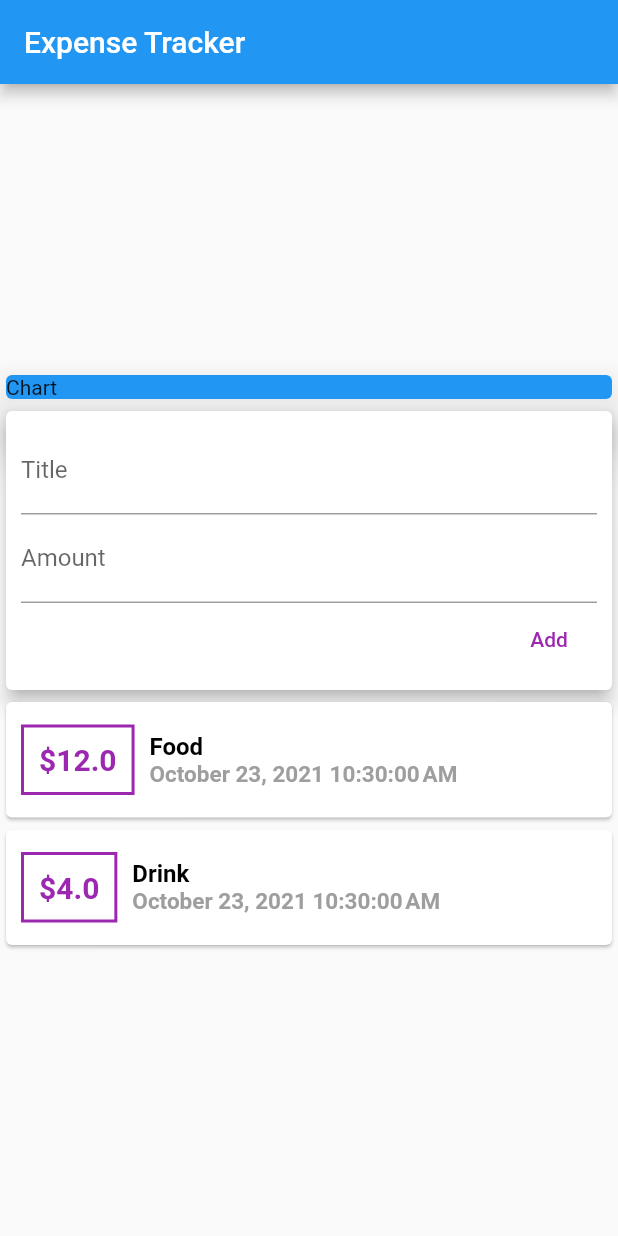
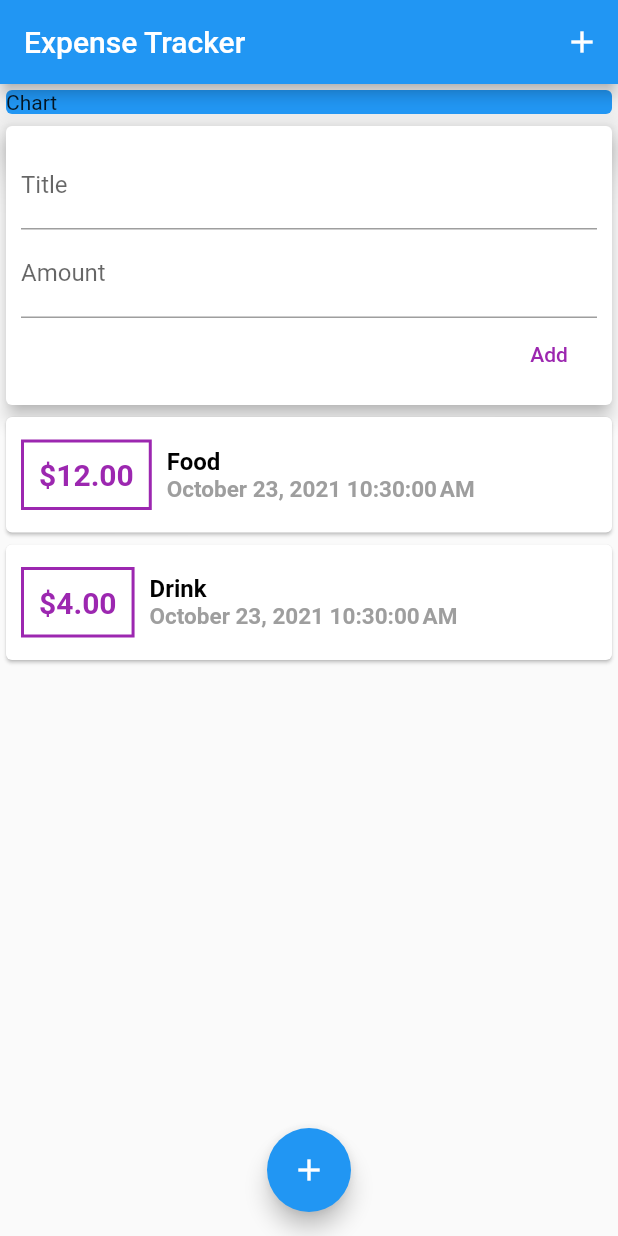
Before and after one commit to daopmdean/expense-tracker, a Flutter app: the screen it shows after launch, after a tap on "Add", on a phone screen of 412 x 824 dp. Run offline on Flutter 3.47's test engine with Material 2 defaults, Android fonts, the phone set to English and light mode, and no system bars.

Commit message:
transaction view

```diff
--- a/lib/main.dart
+++ b/lib/main.dart
@@ -28,9 +28,14 @@ class MyHomePage extends StatelessWidget {
     return Scaffold(
       appBar: AppBar(
         title: Text('Expense Tracker'),
+        actions: [
+          IconButton(
+            icon: Icon(Icons.add),
+            onPressed: () {},
+          ),
+        ],
       ),
       body: Column(
-        mainAxisAlignment: MainAxisAlignment.center,
         crossAxisAlignment: CrossAxisAlignment.stretch,
         children: <Widget>[
           Container(
@@ -44,6 +49,11 @@ class MyHomePage extends StatelessWidget {
           UserTransaction(),
         ],
       ),
+      floatingActionButtonLocation: FloatingActionButtonLocation.centerFloat,
+      floatingActionButton: FloatingActionButton(
+        child: Icon(Icons.add),
+        onPressed: () {},
+      ),
     );
   }
 }
--- a/lib/widgets/new_transaction.dart
+++ b/lib/widgets/new_transaction.dart
@@ -3,6 +3,27 @@ import 'package:flutter/material.dart';
 class NewTransaction extends StatelessWidget {
   final titleController = TextEditingController();
   final amountController = TextEditingController();
+  final Function addTransaction;
+
+  NewTransaction({Key key, this.addTransaction}) : super(key: key);
+
+  void submit() {
+    var enteredTitle = titleController.text;
+    var enteredAmount = double.tryParse(amountController.text);
+
+    if (enteredAmount == null) {
+      return;
+    }
+
+    if (enteredTitle.isEmpty || enteredAmount <= 0) {
+      return;
+    }
+
+    addTransaction(
+      enteredTitle,
+      enteredAmount,
+    );
+  }
 
   @override
   Widget build(BuildContext context) {
@@ -20,9 +41,13 @@ class NewTransaction extends StatelessWidget {
             TextField(
               decoration: InputDecoration(labelText: 'Amount'),
               controller: amountController,
+              keyboardType: TextInputType.numberWithOptions(
+                decimal: true,
+              ),
+              onSubmitted: (_) => submit(),
             ),
             TextButton(
-              onPressed: () {},
+              onPressed: submit,
               child: Text('Add'),
               style: TextButton.styleFrom(
                 primary: Colors.purple,
--- a/lib/widgets/transaction_list.dart
+++ b/lib/widgets/transaction_list.dart
@@ -13,8 +13,11 @@ class TransactionList extends StatelessWidget {
 
   @override
   Widget build(BuildContext context) {
-    return Column(
-      children: transactions.map((tx) {
+    return Container(
+      height: 300,
+      child: ListView.builder(
+        itemCount: transactions.length,
+        itemBuilder: (ctx, index) {
           return Card(
             child: Row(
               children: [
@@ -31,7 +34,7 @@ class TransactionList extends StatelessWidget {
                     ),
                   ),
                   child: Text(
-                  '\$${tx.amount}',
+                    '\$${transactions[index].amount.toStringAsFixed(2)}',
                     style: TextStyle(
                       fontWeight: FontWeight.bold,
                       fontSize: 20,
@@ -43,11 +46,11 @@ class TransactionList extends StatelessWidget {
                   crossAxisAlignment: CrossAxisAlignment.start,
                   children: [
                     Text(
-                    tx.title,
+                      transactions[index].title,
                       style: transactionTitleStyle,
                     ),
                     Text(
-                    DateFormat().format(tx.date),
+                      DateFormat().format(transactions[index].date),
                       style: transactionDateStyle,
                     ),
                   ],
@@ -55,7 +58,8 @@ class TransactionList extends StatelessWidget {
               ],
             ),
           );
-      }).toList(),
+        },
+      ),
     );
   }
 }
--- a/pubspec.yaml
+++ b/pubspec.yaml
@@ -24,6 +24,7 @@ dependencies:
   flutter:
     sdk: flutter
   intl: ^0.17.0
+  uuid: ^3.0.5
 
   # The following adds the Cupertino Icons font to your application.
   # Use with the CupertinoIcons class for iOS style icons.
```
Also changed, not shown: lib/widgets/user_transaction.dart (+16 -1 lines), pubspec.lock. Lines whose indentation alone changed are shown as unchanged.
